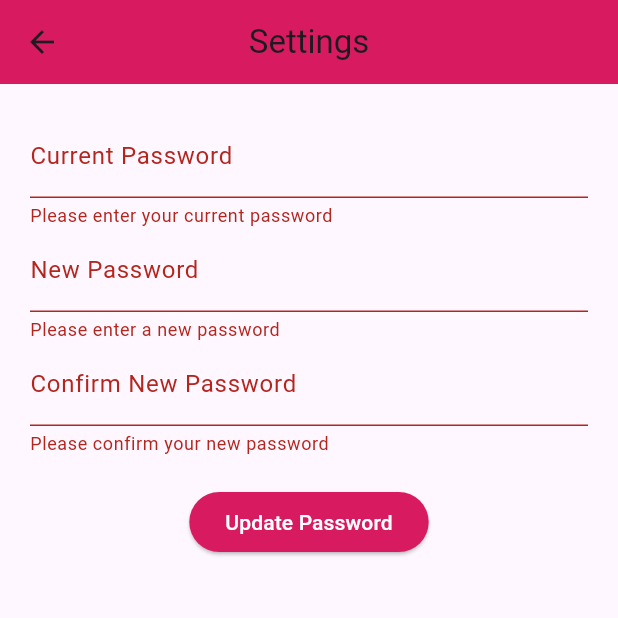
After one commit to lizamardiana/DayVity, a Flutter app: the SettingsPage screen opened directly, after a tap on "Update Password", on a phone screen of 412 x 824 dp, the top half of it. The commit adds this screen. Run offline on Flutter 3.47's test engine with Material 3 defaults, Android fonts, the phone set to English and light mode, and no system bars; our stand-ins replace table_calendar.

Commit message:
add settings

```diff
--- a/lib/dashboard.dart
+++ b/lib/dashboard.dart
@@ -5,6 +5,7 @@ import 'diary.dart'; // Import halaman diary
 import 'todolist.dart'; // Import halaman todolist
 import 'wishlist.dart'; // Import halaman wishlist
 import 'package:table_calendar/table_calendar.dart'; // Import table_calendar
+import 'settings.dart';
 
 void main() {
   runApp(MyApp());
@@ -311,11 +312,21 @@ class MyDrawer extends StatelessWidget {
           ),
           ListTile(
             leading: Icon(Icons.favorite),
-            title: Text('Wishlist'), // Menambahkan item Wishlist
+            title: Text('Wishlist'),
             onTap: () {
               Navigator.push(
                 context,
                 MaterialPageRoute(builder: (context) => WishlistPage()),
+              );
+            },
+          ),
+          ListTile(
+            leading: Icon(Icons.settings),
+            title: Text('Settings'), // Menambahkan item Settings
+            onTap: () {
+              Navigator.push(
+                context,
+                MaterialPageRoute(builder: (context) => SettingsPage()),
               );
             },
           ),
--- /dev/null
+++ b/lib/settings.dart
@@ -0,0 +1,95 @@
+import 'package:flutter/material.dart';
+
+class SettingsPage extends StatefulWidget {
+  @override
+  _SettingsPageState createState() => _SettingsPageState();
+}
+
+class _SettingsPageState extends State<SettingsPage> {
+  final _formKey = GlobalKey<FormState>();
+  String? _currentPassword;
+  String? _newPassword;
+  String? _confirmPassword;
+
+  void _updatePassword() {
+    if (_formKey.currentState!.validate()) {
+      // Logika untuk memperbarui password
+      // Anda bisa menambahkan logika untuk menyimpan password baru di sini
+      ScaffoldMessenger.of(context).showSnackBar(
+        SnackBar(content: Text('Password telah diperbarui')),
+      );
+    }
+  }
+
+  @override
+  Widget build(BuildContext context) {
+    return Scaffold(
+      appBar: AppBar(
+        title: Text('Settings'),
+        centerTitle: true,
+        backgroundColor: Colors.pink.shade600,
+      ),
+      body: Padding(
+        padding: EdgeInsets.all(20),
+        child: Form(
+          key: _formKey,
+          child: Column(
+            children: [
+              TextFormField(
+                decoration: InputDecoration(labelText: 'Current Password'),
+                obscureText: true,
+                validator: (value) {
+                  if (value == null || value.isEmpty) {
+                    return 'Please enter your current password';
+                  }
+                  return null;
+                },
+                onChanged: (value) {
+                  _currentPassword = value;
+                },
+              ),
+              TextFormField(
+                decoration: InputDecoration(labelText: 'New Password'),
+                obscureText: true,
+                validator: (value) {
+                  if (value == null || value.isEmpty) {
+                    return 'Please enter a new password';
+                  }
+                  return null;
+                },
+                onChanged: (value) {
+                  _newPassword = value;
+                },
+              ),
+              TextFormField(
+                decoration: InputDecoration(labelText: 'Confirm New Password'),
+                obscureText: true,
+                validator: (value) {
+                  if (value == null || value.isEmpty) {
+                    return 'Please confirm your new password';
+                  }
+                  if (value != _newPassword) {
+                    return 'Passwords do not match';
+                  }
+                  return null;
+                },
+                onChanged: (value) {
+                  _confirmPassword = value;
+                },
+              ),
+              SizedBox(height: 20),
+              ElevatedButton(
+                onPressed: _updatePassword,
+                child: Text('Update Password'),
+                style: ElevatedButton.styleFrom(
+                  backgroundColor: Colors.pink.shade600,
+                  foregroundColor: Colors.white, // Mengatur warna teks
+                ),
+              ),
+            ],
+          ),
+        ),
+      ),
+    );
+  }
+}
```
